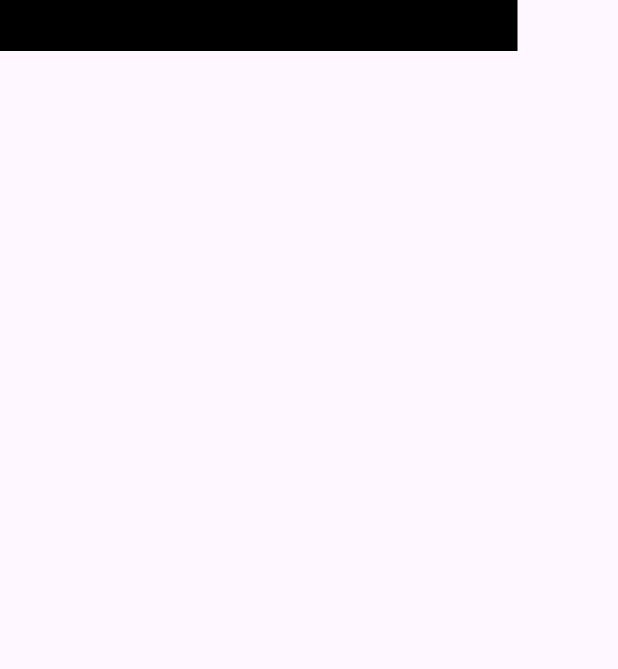
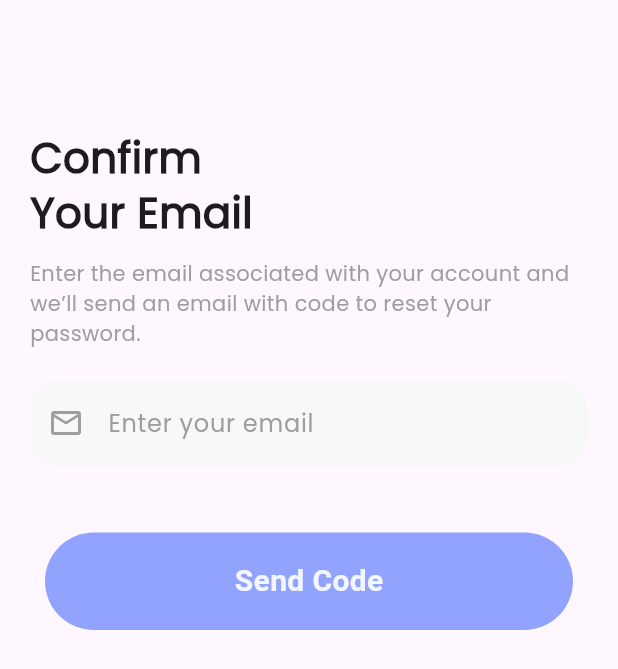
Before and after one commit to Arslan4546/Flutter-Fitness-App, a Flutter app: the Screen12 screen opened by its route, on a phone screen of 412 x 824 dp. Shown: the top 669 px of the screen. Run offline on Flutter 3.47's test engine with Material 3 defaults, Android fonts, the phone set to English and light mode, and no system bars.

Commit message:
update project

```diff
--- a/lib/loginSignupScreens/screen10.dart
+++ b/lib/loginSignupScreens/screen10.dart
@@ -86,10 +86,10 @@ class _Screen10State extends State<Screen10> {
                   onTap: (){
                     Navigator.pushNamed(context, "/screen12");
                   },
-                  child: Text("Forgot your password?",style: TextStyle(fontSize: 12,fontFamily: "fontMain1",color: Color(0xFFADA4A5),decoration: TextDecoration.underline ),))
+                  child: const Text("Forgot your password?",style: TextStyle(fontSize: 12,fontFamily: "fontMain1",color: Color(0xFFADA4A5),decoration: TextDecoration.underline ),))
             ],
           ),
-          const SizedBox(height: 200,),
+          const SizedBox(height: 190,),
           GestureDetector(
             onTap: (){
               Navigator.pushNamed(context, "/screen11");
--- a/lib/loginSignupScreens/screen12.dart
+++ b/lib/loginSignupScreens/screen12.dart
@@ -1,3 +1,4 @@
+import 'package:fitness_app/components/button.dart';
 import 'package:flutter/material.dart';
 class Screen12 extends StatefulWidget {
   const Screen12({super.key});
@@ -12,10 +13,59 @@ class _Screen12State extends State<Screen12> {
     return Scaffold(
       body: Column(
         children: [
+          const SizedBox(height: 85,),
           Container(
-            height: 34,
-          width: 345,
-          color: Colors.black,)
+            height: 37,
+            width: double.infinity,
+            margin: const EdgeInsets.symmetric(horizontal: 20),
+            child: const Text("Confirm",style: TextStyle(fontWeight: FontWeight.bold,fontSize: 28,fontFamily: "fontMain1"),),
+          ),
+          Container(
+            height: 45,
+            width: double.infinity,
+            margin: const EdgeInsets.symmetric(horizontal: 20),
+            child: const Text("Your Email",style: TextStyle(fontWeight: FontWeight.bold,fontSize: 28,fontFamily: "fontMain1"),),
+          ),
+          const SizedBox(height: 5,),
+          Container(
+              height: 70,
+              width: double.infinity,
+              margin: const EdgeInsets.symmetric(
+                horizontal: 20,
+              ),
+              child: const Text(
+                "Enter the email associated with your account and we’ll send an email with code to reset your password.",
+                style: TextStyle(
+                    fontSize: 14,
+                    color: Colors.grey,
+                  fontFamily: "fontMain1"
+                ),
+              )),
+          const  SizedBox(height: 12,),
+          Container(
+            margin: const EdgeInsets.symmetric(horizontal: 20),
+            child: TextFormField(
+
+              decoration: InputDecoration(
+                  prefixIcon: const Icon(Icons.email_outlined,color: Colors.grey,),
+
+                  filled: true,
+                  fillColor: const Color(0xFFF7F8F8),
+                  labelText: "Enter your email",
+                  labelStyle: const TextStyle(color: Colors.grey,fontFamily: "fontMain1"),
+                  border: OutlineInputBorder(
+                    borderRadius: BorderRadius.circular(20),
+                    borderSide: BorderSide.none,
+
+                  )
+              ),
+            ),
+          ),
+          GestureDetector(
+              onTap: (){
+                Navigator.pushNamed(context, "/screen13");
+              },
+              child: const Button(buttonText: "Send Code")),
         ],
       ),
     );
--- a/lib/loginSignupScreens/screen7.dart
+++ b/lib/loginSignupScreens/screen7.dart
@@ -123,7 +123,6 @@ class _Screen7State extends State<Screen7> {
               ),
               const SizedBox(height: 15,),
               Container(
-
                 width: double.infinity,
                 height: 30,
 
--- a/lib/main.dart
+++ b/lib/main.dart
@@ -1,6 +1,7 @@
 import 'package:fitness_app/loginSignupScreens/screen10.dart';
 import 'package:fitness_app/loginSignupScreens/screen11.dart';
 import 'package:fitness_app/loginSignupScreens/screen12.dart';
+import 'package:fitness_app/loginSignupScreens/screen13.dart';
 import 'package:fitness_app/loginSignupScreens/screen8.dart';
 import 'package:fitness_app/onboardingScreens/screen1.dart';
 import 'package:fitness_app/onboardingScreens/screen2.dart';
@@ -40,6 +41,7 @@ class _MyAppState extends State<MyApp> {
         "/screen10":(context) => const Screen10(),
         "/screen11":(context) => const Screen11(),
         "/screen12":(context) => const Screen12(),
+        "/screen13":(context) => const Screen13(),
       }
     );
   }
```
Also changed, not shown: lib/loginSignupScreens/screen11.dart (+41 -6 lines), lib/loginSignupScreens/screen13.dart (added, +95 -0 lines), assets/images/image9.png (added), lib/generated/assets.dart.
